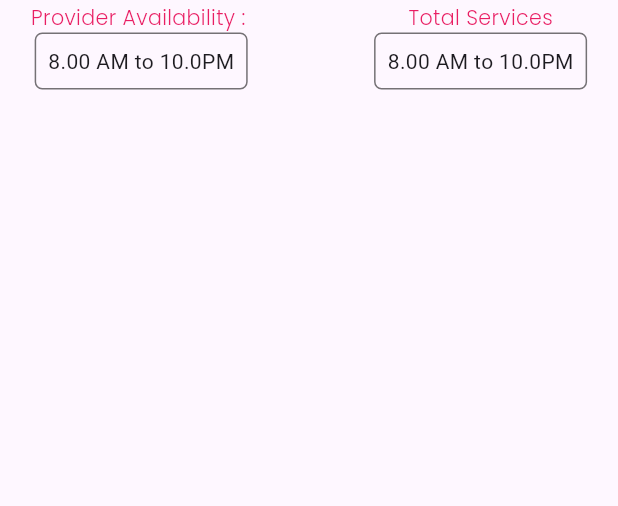
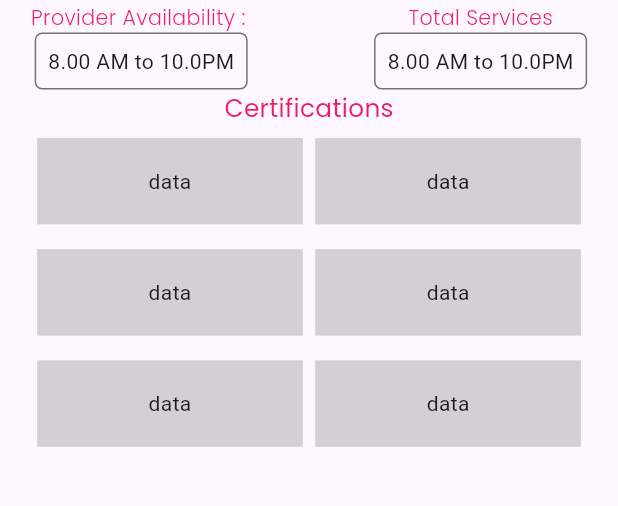
Before and after one commit to sobuj007/shebeauty, a Flutter app: the SingelProfile screen opened directly, on a phone screen of 412 x 824 dp, the part 71-577 px from its top. Run offline on Flutter 3.47's test engine with Material 3 defaults, Android fonts, the phone set to English and light mode, and no system bars; drawn by our look-alikes of flutter_rating_bar; our stand-ins replace cached_network_image, card_swiper, easy_date_timeline, get, group_button and 1 more; missing offline and left inert: dart:ffi.

Commit message:
provider profile

```diff
--- a/lib/category/Screens/SubCategory.dart
+++ b/lib/category/Screens/SubCategory.dart
@@ -97,11 +97,11 @@ class _AppSubCategoryState extends State<AppSubCategory> {
                           children: [
                             Container(
                               // width: 200,
-                              height: 8.h,
+                              height: 7.h,
                               width:10.w,
                               child: Image(image: AssetImage("assets/imgs/${itemData[index]['img']}",),fit: BoxFit.contain,),
                               //height: MediaQuery.of(context).size.height * .01,
-                                           ),Text(itemData[index]['name'].toString().toUpperCase(),style: AppFonts.fontH8regular(Colors.black),),
+                                           ),Center(child: Text(itemData[index]['name'].toString().toUpperCase(),style: AppFonts.fontH7semi(Colors.black),maxLines: 2,textAlign: TextAlign.center,)),
                          ]
                                 ))),)
                 );
--- a/lib/provider/Screens/Singelprofile.dart
+++ b/lib/provider/Screens/Singelprofile.dart
@@ -68,7 +68,17 @@ class _SingelProfileState extends State<SingelProfile> {
                         ),)
                       ],),
                     ],
-                   )
+                   ),
+                /**********************************certificates **************************** */
+certificates(context),
+
+
+
+
+
+
+
+
 
 
               ],
@@ -76,4 +86,38 @@ class _SingelProfileState extends State<SingelProfile> {
           )),
     );
   }
+
+  certificates(context){
+    return Column(
+      children: [
+        Text(applng.getLang(29),style: AppFonts.fontH5normal(AppColors.themeColer),),
+        Container(
+          height: 250,
+          width: MediaQuery.of(context).size.width,
+          child: Flexible(
+            child: GridView.builder(
+
+              gridDelegate: SliverGridDelegateWithFixedCrossAxisCount(
+              crossAxisCount: 2,
+              childAspectRatio: MediaQuery.of(context).size.width /
+                  (MediaQuery.of(context).size.height / 5
+                  ),
+            ),
+              itemCount: 6,
+               shrinkWrap: true,
+              itemBuilder: (BuildContext context, int index) {
+                return Padding(
+                  padding:  EdgeInsets.symmetric(vertical: 1.h,horizontal: 1.w),
+                  child: Container(
+                    decoration: BoxDecoration(color: AppColors.themeimgbg),
+                    child: Center(child: Text("data")),
+                  ),
+                );
+              },
+            ),
+          ),
+        ),
+      ],
+    );
+  }
 }
--- a/lib/utils/appColors.dart
+++ b/lib/utils/appColors.dart
@@ -8,6 +8,7 @@ mixin AppColors{
   static const themeWhite=Colors.white;
   static const themeBlack=Colors.black87;
   static const themehint=Colors.black54;
+  static const themeimgbg=Color.fromARGB(57, 66, 66, 66);
   static const themeborder=Color.fromARGB(137, 156, 155, 155);
 
 }
--- a/lib/utils/appLanguage.dart
+++ b/lib/utils/appLanguage.dart
@@ -36,8 +36,8 @@ class AppLanguage{
     26:'Total ',
     27:'Service Quantity',
     28:'Total Services',
-    29:'View All',
-    30:'View All',
+    29:'Certifications',
+    30:'Services',
     31:'View All',
     32:'View All',
     33:'View All',
--- a/lib/utils/custom widget/CustomAppbar.dart
+++ b/lib/utils/custom widget/CustomAppbar.dart
@@ -1,4 +1,5 @@
 import 'package:flutter/material.dart';
+import 'package:get/get.dart';
 import 'package:shebeauty/utils/appColors.dart';
 
 import '../appFonts.dart';
@@ -36,7 +37,7 @@ class CustomAppbar extends StatelessWidget {
     return  AppBar(
         leading: GestureDetector(child: Icon(Icons.arrow_back_ios,color: AppColors.themeWhite,),onTap: (){Navigator.pop(context);},),
         backgroundColor: AppColors.themeColer,
-        title: Text(title.toString(),style: AppFonts.fontH3regular(AppColors.themeWhite),),
+        title: Text(title.toString().toUpperCase(),style: AppFonts.fontH4regular(AppColors.themeWhite),),
       );
   }
 }
```
